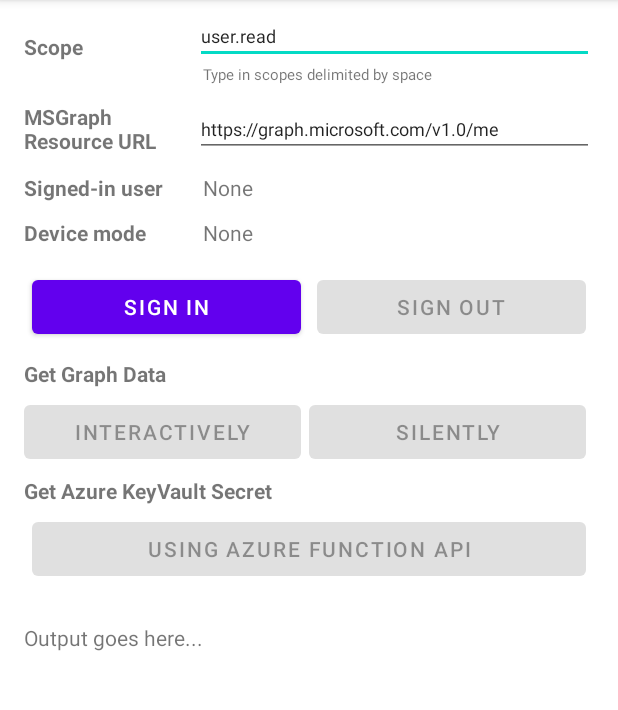
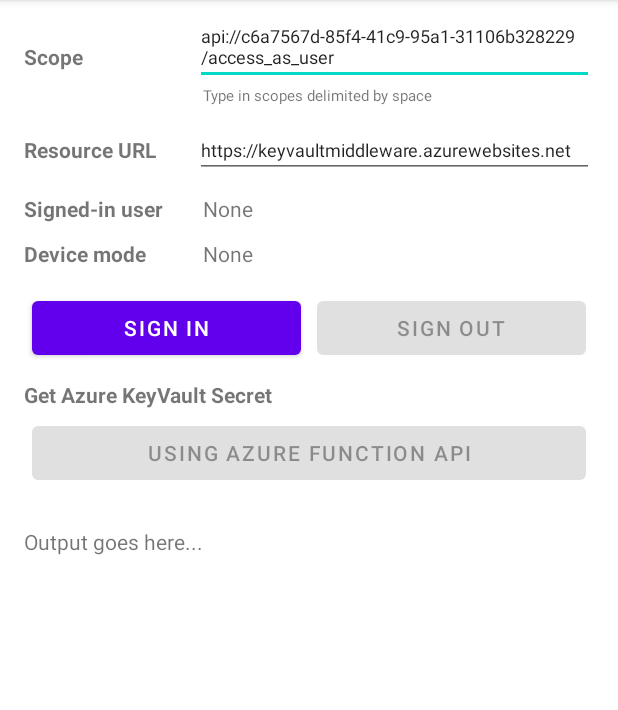
Before and after one commit to rajivmanivannan/android-azure-auth-and-keyvault, an Android app: the screen it shows after launch (MainActivity), on a phone screen of 412 x 824 dp, the part 84-794 px from its top. Run offline under Robolectric (Android 15) with nearby library versions, the phone set to English and light mode, and no system bars; libraries missing offline, so code that uses them is left out: com.microsoft.identity; 3 statements that could not run were skipped.

Commit message:
refactor and clean up

```diff
--- a/app/build.gradle
+++ b/app/build.gradle
@@ -37,11 +37,10 @@ android {
 dependencies {
   implementation fileTree(dir: 'libs', include: ['*.jar'])
   implementation 'androidx.core:core-ktx:1.7.0'
-  implementation 'androidx.appcompat:appcompat:1.3.1'
+  implementation 'androidx.appcompat:appcompat:1.4.0'
   implementation 'com.google.android.material:material:1.4.0'
-  implementation 'androidx.constraintlayout:constraintlayout:2.1.1'
+  implementation 'androidx.constraintlayout:constraintlayout:2.1.2'
   implementation 'androidx.navigation:navigation-fragment-ktx:2.3.5'
-  implementation 'com.android.volley:volley:1.2.1'
   implementation ("com.microsoft.identity.client:msal:2.2.1") { exclude group: 'com.microsoft.device.display' }
 
   implementation 'com.squareup.retrofit2:retrofit:2.9.0'
--- a/app/src/main/java/com/rm/azure/networking/ServiceBuilder.kt
+++ b/app/src/main/java/com/rm/azure/networking/ServiceBuilder.kt
@@ -1,14 +1,12 @@
 package com.rm.azure.networking
 
+import com.rm.azure.AppConstants.RESOURCE_URL
 import okhttp3.OkHttpClient
 import okhttp3.logging.HttpLoggingInterceptor
 import retrofit2.Retrofit
 import retrofit2.converter.gson.GsonConverterFactory
 
 object ServiceBuilder {
-  // Azure Key Vault Middleware URL
-  private const val BASE_URL = "https://xxx.azurewebsites.net"
-
   private val interceptor = run {
     val httpLoggingInterceptor = HttpLoggingInterceptor()
     httpLoggingInterceptor.apply {
@@ -20,7 +18,7 @@ object ServiceBuilder {
     .build()
 
   private val retrofit = Retrofit.Builder()
-    .baseUrl(BASE_URL)
+    .baseUrl(RESOURCE_URL)
     .addConverterFactory(GsonConverterFactory.create())
     .client(client)
     .build()
--- a/app/src/main/java/com/rm/azure/view/LoginFragment.kt
+++ b/app/src/main/java/com/rm/azure/view/LoginFragment.kt
@@ -7,7 +7,6 @@ import android.view.View
 import android.view.ViewGroup
 import android.widget.Toast
 import androidx.fragment.app.Fragment
-import com.android.volley.Response
 import com.google.gson.Gson
 import com.google.gson.reflect.TypeToken
 import com.microsoft.identity.client.AuthenticationCallback
@@ -23,17 +22,17 @@ import com.microsoft.identity.client.exception.MsalClientException
 import com.microsoft.identity.client.exception.MsalException
 import com.microsoft.identity.client.exception.MsalServiceException
 import com.microsoft.identity.client.exception.MsalUiRequiredException
+import com.rm.azure.AppConstants.RESOURCE_URL
+import com.rm.azure.AppConstants.SCOPE
+import com.rm.azure.AppConstants.SECRET_KEY
 import com.rm.azure.R.raw
 import com.rm.azure.R.string
 import com.rm.azure.databinding.FragmentLoginBinding
 import com.rm.azure.model.SecretFailureResponseModel
 import com.rm.azure.model.SecretSuccessResponseModel
 import com.rm.azure.networking.AppEndpoints
-import com.rm.azure.networking.MSGraphRequestWrapper
-import com.rm.azure.networking.MSGraphRequestWrapper.callGraphAPIUsingVolley
 import com.rm.azure.networking.ServiceBuilder
 import okhttp3.ResponseBody
-import org.json.JSONObject
 import retrofit2.Call
 import retrofit2.Callback
 import java.lang.reflect.Type
@@ -66,11 +65,11 @@ class LoginFragment : Fragment() {
     // Inflate the layout for this fragment
     binding = FragmentLoginBinding.inflate(inflater, container, false)
 
+    binding.scope.setText(SCOPE)
     /**
      * Initializes UI and callbacks.
      */
-    val defaultGraphResourceUrl = MSGraphRequestWrapper.MS_GRAPH_ROOT_ENDPOINT
-    binding.msgraphUrl.setText(defaultGraphResourceUrl)
+    binding.resourceUrl.setText(RESOURCE_URL)
     binding.btnSignIn.setOnClickListener(View.OnClickListener {
       if (mSingleAccountApp == null) {
         return@OnClickListener
@@ -80,44 +79,6 @@ class LoginFragment : Fragment() {
     binding.btnRemoveAccount.setOnClickListener {
       signOut()
     }
-    binding.btnCallGraphInteractively.setOnClickListener(View.OnClickListener {
-      if (mSingleAccountApp == null) {
-        return@OnClickListener
-      }
-      /**
-       * If acquireTokenSilent() returns an error that requires an interaction (MsalUiRequiredException),
-       * invoke acquireToken() to have the user resolve the interrupt interactively.
-       *
-       * Some example scenarios are
-       * - password change
-       * - the resource you're acquiring a token for has a stricter set of requirement than your Single Sign-On refresh token.
-       * - you're introducing a new scope which the user has never consented for.
-       */
-      /**
-       * If acquireTokenSilent() returns an error that requires an interaction (MsalUiRequiredException),
-       * invoke acquireToken() to have the user resolve the interrupt interactively.
-       *
-       * Some example scenarios are
-       * - password change
-       * - the resource you're acquiring a token for has a stricter set of requirement than your Single Sign-On refresh token.
-       * - you're introducing a new scope which the user has never consented for.
-       */
-      mSingleAccountApp!!.acquireToken(requireActivity(), scopes, authInteractiveCallback)
-    })
-    binding.btnCallGraphSilently.setOnClickListener(View.OnClickListener {
-      if (mSingleAccountApp == null) {
-        return@OnClickListener
-      }
-      /**
-       * Once you've signed the user in,
-       * you can perform acquireTokenSilent to obtain resources without interrupting the user.
-       */
-      /**
-       * Once you've signed the user in,
-       * you can perform acquireTokenSilent to obtain resources without interrupting the user.
-       */
-      mSingleAccountApp!!.acquireTokenSilentAsync(scopes, mAccount!!.authority, authSilentCallback)
-    })
     binding.btnCallUsingAzureFunction.setOnClickListener {
 
       if (accessToken.isNullOrEmpty()) {
@@ -128,7 +89,6 @@ class LoginFragment : Fragment() {
         binding.txtLog.text = ""
         callKeyVaultMiddlewareApi(accessToken!!)
       }
-
     }
 
     // Creates a PublicClientApplication object with res/raw/auth_config_single_account.json
@@ -146,7 +106,7 @@ class LoginFragment : Fragment() {
         }
 
         override fun onError(exception: MsalException) {
-          exception.message?.let { displayError(it) }
+          exception.message?.let { displayMessage(it) }
         }
       })
 
@@ -200,51 +160,18 @@ class LoginFragment : Fragment() {
       }
 
       override fun onError(exception: MsalException) {
-        displayError(
+        displayMessage(
           exception.printStackTrace()
             .toString()
         )
       }
     })
-  }/* Tokens expired or no session, retry with interactive *//* Exception when communicating with the STS, likely config issue *//* Exception inside MSAL, more info inside MsalError.java *//* Failed to acquireToken *//* Successfully got a token, use it to call a protected resource - MSGraph */
+  }
+  /* Update account */
 
   /**
-   * Callback used in for silent acquireToken calls.
-   */
-  private val authSilentCallback: SilentAuthenticationCallback
-    get() = object : SilentAuthenticationCallback {
-      override fun onSuccess(authenticationResult: IAuthenticationResult) {
-        Log.d(TAG, "Successfully authenticated")
-
-        /* Successfully got a token, use it to call a protected resource - MSGraph */callGraphAPI(
-          authenticationResult
-        )
-      }
-
-      override fun onError(exception: MsalException) {
-        /* Failed to acquireToken */
-        Log.d(TAG, "Authentication failed: $exception")
-        exception.message?.let { displayError(it) }
-        when (exception) {
-          is MsalClientException -> {
-            /* Exception inside MSAL, more info inside MsalError.java */
-          }
-          is MsalServiceException -> {
-            /* Exception when communicating with the STS, likely config issue */
-          }
-          is MsalUiRequiredException -> {
-            /* Tokens expired or no session, retry with interactive */
-          }
-        }
-      }
-    }/* User canceled the authentication *//* Exception when communicating with the STS, likely config issue *//* Exception inside MSAL, more info inside MsalError.java *//* Failed to acquireToken *//* Successfully got a token, use it to call a protected resource - MSGraph */
-
-  /* Update account */
-
-  /* call graph */
-  /**
    * Callback used for interactive request.
-   * If succeeds we use the access token to call the Microsoft Graph.
+   * If succeeds we use the access token to call the Protected Resources.
    * Does not check cache.
    */
   private val authInteractiveCallback: AuthenticationCallback
@@ -252,18 +179,16 @@ class LoginFragment : Fragment() {
       override fun onSuccess(authenticationResult: IAuthenticationResult) {
         /* Successfully got a token, use it to call a protected resource - MSGraph */
         Log.d(TAG, "Successfully authenticated")
-        Log.d(TAG, "ID Token: " + authenticationResult.account.idToken)
-        accessToken = authenticationResult.account.idToken
+        Log.d(TAG, "AccessToken: " + authenticationResult.accessToken)
+        accessToken = authenticationResult.accessToken
         /* Update account */mAccount = authenticationResult.account
         updateUI()
-
-        /* call graph */callGraphAPI(authenticationResult)
       }
 
       override fun onError(exception: MsalException) {
         /* Failed to acquireToken */
         Log.d(TAG, "Authentication failed: $exception")
-        exception.message?.let { displayError(it) }
+        exception.message?.let { displayMessage(it) }
         if (exception is MsalClientException) {
           /* Exception inside MSAL, more info inside MsalError.java */
         } else if (exception is MsalServiceException) {
@@ -277,33 +202,10 @@ class LoginFragment : Fragment() {
       }
     }
 
-  /**
-   * Make an HTTP request to obtain MSGraph data
-   */
-  private fun callGraphAPI(authenticationResult: IAuthenticationResult) {
-    callGraphAPIUsingVolley(
-      requireContext(),
-      binding.msgraphUrl.text.toString(),
-      authenticationResult.accessToken,
-      Response.Listener { response -> /* Successfully called graph, process data and send to UI */
-        Log.d(TAG, "Response: $response")
-        if (response != null) {
-          displayGraphResult(response)
-        }
-      },
-      Response.ErrorListener { error ->
-        Log.d(TAG, "Error: $error")
-        displayError(
-          error.printStackTrace()
-            .toString()
-        )
-      })
-  }
   //
   // Helper methods manage UI updates
   // ================================
-  // displayGraphResult() - Display the graph response
-  // displayError() - Display the graph response
+  // displayMessage() - Display the response
   // updateSignedInUI() - Updates UI when the user is signed in
   // updateSignedOutUI() - Updates UI when app sign out succeeds
   //
@@ -313,7 +215,7 @@ class LoginFragment : Fragment() {
    */
   private fun callKeyVaultMiddlewareApi(accessToken: String) {
     val request = ServiceBuilder.buildService(AppEndpoints::class.java)
-    request.getSecretFromMiddleware("Bearer $accessToken", "MySecret")
+    request.getSecretFromMiddleware("Bearer $accessToken", SECRET_KEY)
       .enqueue(object : Callback<ResponseBody> {
         override fun onFailure(
           call: Call<ResponseBody>,
@@ -321,7 +223,7 @@ class LoginFragment : Fragment() {
         ) {
           //handle error here
           Log.d(TAG, "Error: ${t.printStackTrace()}")
-          displayError(
+          displayMessage(
             t.printStackTrace()
               .toString()
           )
@@ -349,23 +251,16 @@ class LoginFragment : Fragment() {
               )
             "${secretFailureResponseModel.error} : ${secretFailureResponseModel.message}"
           }
-          binding.txtLog.text = result
+          displayMessage(result)
         }
       })
   }
 
   /**
-   * Display the graph response
+   * Display the  message
    */
-  private fun displayGraphResult(graphResponse: JSONObject) {
-    binding.txtLog.text = graphResponse.toString()
-  }
-
-  /**
-   * Display the error message
-   */
-  private fun displayError(error: String) {
-    binding.txtLog.text = error
+  private fun displayMessage(message: String) {
+    binding.txtLog.text = message
   }
 
   /**
@@ -375,16 +270,12 @@ class LoginFragment : Fragment() {
     if (mAccount != null) {
       binding.btnSignIn.isEnabled = false
       binding.btnRemoveAccount.isEnabled = true
-      binding.btnCallGraphInteractively.isEnabled = true
-      binding.btnCallGraphSilently.isEnabled = true
       binding.currentUser.text = mAccount!!.username
       binding.btnCallUsingAzureFunction.isEnabled = true
 
     } else {
       binding.btnSignIn.isEnabled = true
       binding.btnRemoveAccount.isEnabled = false
-      binding.btnCallGraphInteractively.isEnabled = false
-      binding.btnCallGraphSilently.isEnabled = false
       binding.btnCallUsingAzureFunction.isEnabled = false
       binding.currentUser.text = getString(string.login_user_none)
     }
@@ -411,8 +302,9 @@ class LoginFragment : Fragment() {
         Toast.makeText(context, getString(string.login_signed_out), Toast.LENGTH_SHORT)
           .show()
       }
+
       override fun onError(exception: MsalException) {
-        exception.message?.let { it1 -> displayError(it1) }
+        exception.message?.let { it -> displayMessage(it) }
       }
     })
   }
--- a/app/src/main/res/layout/fragment_login.xml
+++ b/app/src/main/res/layout/fragment_login.xml
@@ -51,7 +51,7 @@
             android:id="@+id/scope"
             android:layout_width="match_parent"
             android:layout_height="wrap_content"
-            android:text="user.read"
+            android:text=""
             android:textSize="12sp"
             />
 
@@ -80,7 +80,7 @@
           android:layout_height="wrap_content"
           android:layout_gravity="center_vertical"
           android:layout_weight="3"
-          android:text="MSGraph Resource URL"
+          android:text="Resource URL"
           android:textStyle="bold"
           />
 
@@ -92,7 +92,7 @@
           >
 
           <EditText
-            android:id="@+id/msgraph_url"
+            android:id="@+id/resource_url"
             android:layout_width="match_parent"
             android:layout_height="wrap_content"
             android:textSize="12sp"
@@ -184,41 +184,6 @@
           android:text="Sign Out"
           />
       </LinearLayout>
-
-      <TextView
-        android:layout_width="wrap_content"
-        android:layout_height="wrap_content"
-        android:text="Get Graph Data"
-        android:textStyle="bold"
-        />
-
-      <LinearLayout
-        android:layout_width="match_parent"
-        android:layout_height="wrap_content"
-        android:gravity="center"
-        android:orientation="horizontal"
-        >
-
-        <Button
-          android:id="@+id/btn_callGraphInteractively"
-          android:layout_width="0dp"
-          android:layout_height="wrap_content"
-          android:layout_weight="5"
-          android:enabled="false"
-          android:text="Interactively"
-          />
-
-        <Button
-          android:id="@+id/btn_callGraphSilently"
-          android:layout_width="0dp"
-          android:layout_height="wrap_content"
-          android:layout_margin="@dimen/normal_margin"
-          android:layout_weight="5"
-          android:enabled="false"
-          android:text="Silently"
-          />
-      </LinearLayout>
-
       <TextView
         android:layout_width="wrap_content"
         android:layout_height="wrap_content"
--- a/build.gradle
+++ b/build.gradle
@@ -6,8 +6,8 @@ buildscript {
     maven { url 'https://pkgs.dev.azure.com/MicrosoftDeviceSDK/DuoSDK-Public/_packaging/Duo-SDK-Feed%40Local/maven/v1' }
   }
   dependencies {
-    classpath "com.android.tools.build:gradle:7.0.3"
-    classpath "org.jetbrains.kotlin:kotlin-gradle-plugin:1.5.31"
+    classpath 'com.android.tools.build:gradle:7.0.4'
+    classpath "org.jetbrains.kotlin:kotlin-gradle-plugin:1.6.10"
 
     // NOTE: Do not place your application dependencies here; they belong
     // in the individual module build.gradle files
```
Also changed, not shown: app/src/main/java/com/rm/azure/AppConstants.kt (added, +8 -0 lines), app/src/main/java/com/rm/azure/networking/MSGraphRequestWrapper.kt (deleted, +0 -62 lines).
